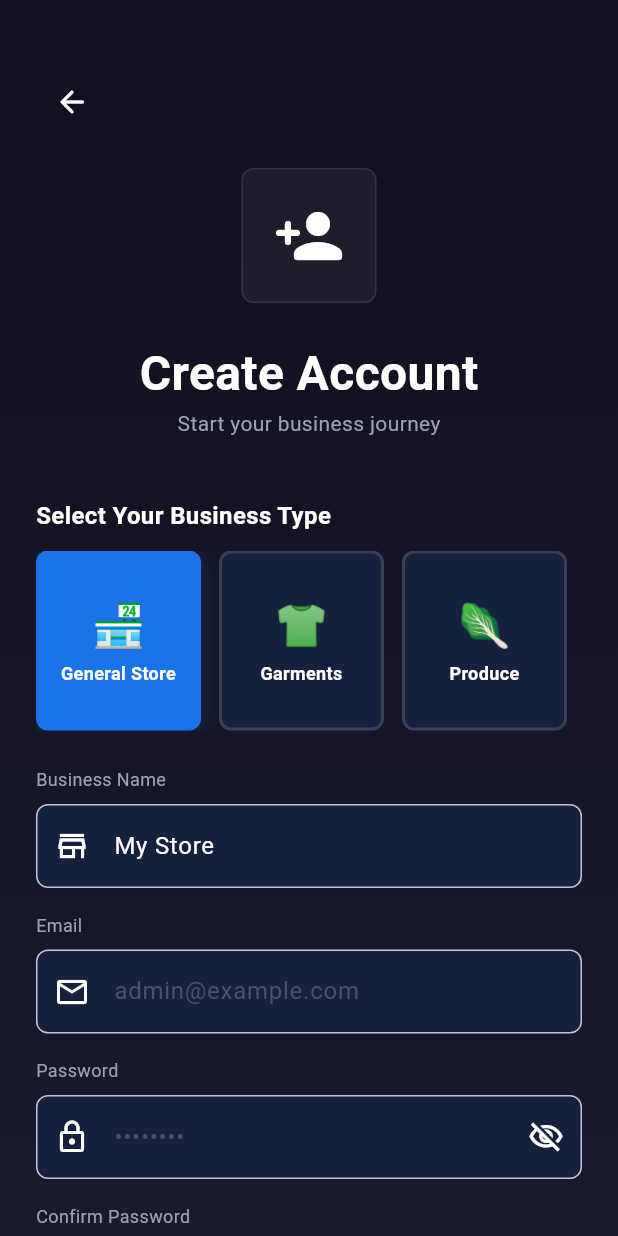
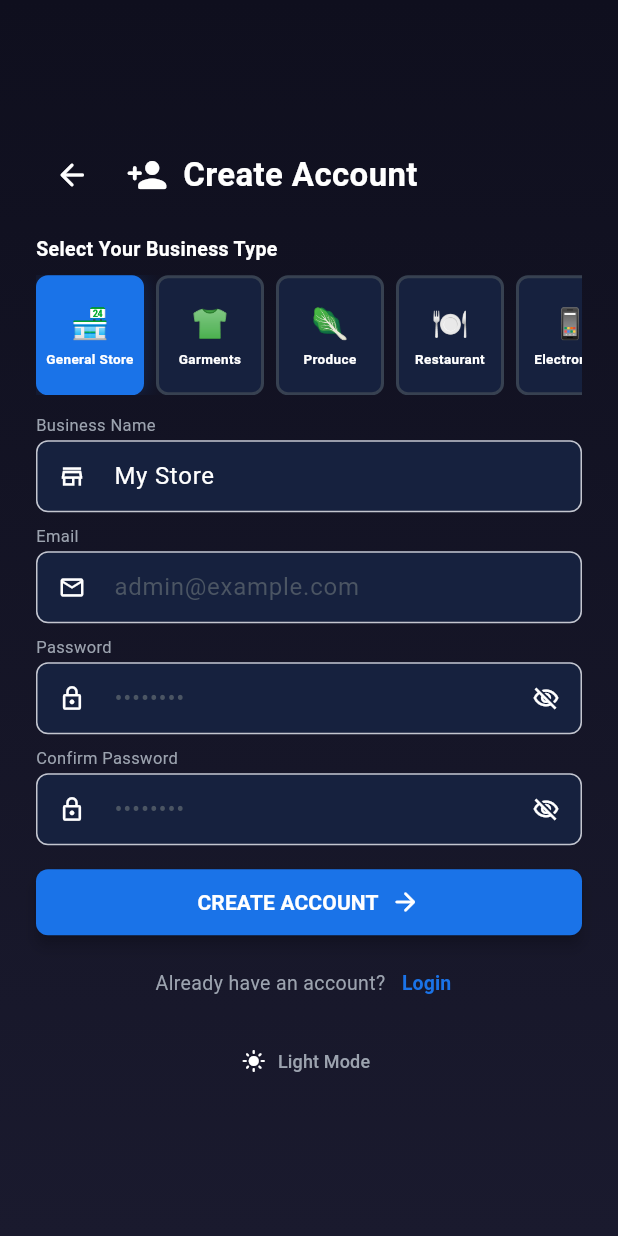
Before and after one commit to nabeer72/khalid-shanwarii, a Flutter app: the screen it shows after launch, after a tap on "Create Account", on a phone screen of 412 x 824 dp. Run offline on Flutter 3.47's test engine with Material 3 defaults, Android fonts, the phone set to English and light mode, and no system bars; our stand-ins replace audioplayers, dio, flutter_secure_storage, internet_connection_checker, pdf, printing and 2 more; missing offline and left inert: mobile_scanner, shake; accounts and stored records are empty.

Commit message:
ui fixes

```diff
--- a/lib/screens/login_screen.dart
+++ b/lib/screens/login_screen.dart
@@ -198,12 +198,32 @@ class _LoginScreenState extends State<LoginScreen>
       return;
     }
 
-    setState(() => _loading = true);
-    print('⏳ [LOGIN] Loading state set to true');
-
     final email = _emailCtrl.text.trim();
     final password = _passCtrl.text.trim();
     final cleanEmail = email.toLowerCase();
+
+    // Email Validation
+    final emailRegex = RegExp(r'^[\w-\.]+@([\w-]+\.)+[\w-]{2,4}$');
+    if (email.isEmpty || !emailRegex.hasMatch(email)) {
+      if (mounted) {
+        ScaffoldMessenger.of(context).showSnackBar(SnackBar(
+            content: Text('Please enter a valid email address'),
+            backgroundColor: ThemeProvider.error));
+      }
+      return;
+    }
+
+    if (password.isEmpty) {
+      if (mounted) {
+        ScaffoldMessenger.of(context).showSnackBar(SnackBar(
+            content: Text('Please enter your password'),
+            backgroundColor: ThemeProvider.error));
+      }
+      return;
+    }
+
+    setState(() => _loading = true);
+    print('⏳ [LOGIN] Loading state set to true');
 
     try {
       // First, try local authentication (for offline signup users)
@@ -441,57 +461,51 @@ class _LoginScreenState extends State<LoginScreen>
             child: SafeArea(
               child: FadeTransition(
                 opacity: _fadeAnim,
-                child: Center(
-                  child: SingleChildScrollView(
-                    padding: const EdgeInsets.symmetric(horizontal: 24, vertical: 40),
+                child: Padding(
+                  padding: const EdgeInsets.symmetric(horizontal: 24, vertical: 16),
                   child: Center(
                     child: ConstrainedBox(
-                        constraints: const BoxConstraints(maxWidth: 480),
+                      constraints: const BoxConstraints(maxWidth: 400),
                       child: Column(
                         mainAxisAlignment: MainAxisAlignment.center,
                         crossAxisAlignment: CrossAxisAlignment.start,
                         children: [
-                            // Logo Section
+                          // Logo Section - compact row
                           Center(
                             child: Column(
                               children: [
-                                  Container(
-                                    padding: const EdgeInsets.all(24),
-                                    decoration: BoxDecoration(
-                                      color: theme.isDark
-                                          ? Colors.white.withOpacity(0.05)
-                                          : Colors.black.withOpacity(0.05),
-                                      borderRadius: BorderRadius.circular(ThemeProvider.radiusCard),
-                                      border: Border.all(
-                                          color: theme.iconColor.withOpacity(0.1)),
-                                    ),
-                                    child: Icon(Icons.store_rounded,
-                                        color: theme.iconColor, size: 52),
-                                  ),
-                                  const SizedBox(height: 20),
+                                Row(
+                                  mainAxisAlignment: MainAxisAlignment.center,
+                                  children: [
+                                    Icon(Icons.store_rounded,
+                                        color: theme.iconColor, size: 32),
+                                    const SizedBox(width: 12),
                                     Text(
                                       'SATA POS',
                                       style: TextStyle(
-                                      fontSize: 36,
+                                        fontSize: 26,
                                         fontWeight: FontWeight.w900,
                                         color: theme.textPrimary,
                                         letterSpacing: 1.5,
                                       ),
                                     ),
+                                  ],
+                                ),
+                                const SizedBox(height: 4),
                                 Text(
                                   'Premium Point of Sale',
                                   style: TextStyle(
                                     color: theme.textSecondary.withOpacity(0.8),
-                                      fontSize: 14,
+                                    fontSize: 12,
                                     fontWeight: FontWeight.w500,
                                     letterSpacing: 1.0,
                                   ),
                                 ),
                                 if (kIsWeb)
                                   Container(
-                                      margin: const EdgeInsets.only(top: 12),
+                                    margin: const EdgeInsets.only(top: 8),
                                     padding: const EdgeInsets.symmetric(
-                                          horizontal: 14, vertical: 6),
+                                        horizontal: 12, vertical: 4),
                                     decoration: BoxDecoration(
                                       color: ThemeProvider.warning.withOpacity(0.15),
                                       borderRadius: BorderRadius.circular(ThemeProvider.radiusList),
@@ -503,7 +517,7 @@ class _LoginScreenState extends State<LoginScreen>
                                       'WEB DEMO MODE',
                                       style: TextStyle(
                                         color: ThemeProvider.warning,
-                                          fontSize: 12,
+                                        fontSize: 11,
                                         fontWeight: FontWeight.bold,
                                         letterSpacing: 1.0,
                                       ),
@@ -512,7 +526,7 @@ class _LoginScreenState extends State<LoginScreen>
                               ],
                             ),
                           ),
-                          const SizedBox(height: 32),
+                          const SizedBox(height: 20),
 
                         // Saved Accounts Display
                         if (_savedAccounts.isNotEmpty && !_showLoginForm) ...[
@@ -606,7 +620,7 @@ class _LoginScreenState extends State<LoginScreen>
                         // Login Card or Toggle Button
                         if (_showLoginForm) ...[
                           Container(
-                            padding: const EdgeInsets.all(24),
+                            padding: const EdgeInsets.all(16),
                             decoration: theme.glassDecoration,
                             child: Column(
                               crossAxisAlignment: CrossAxisAlignment.start,
@@ -615,12 +629,12 @@ class _LoginScreenState extends State<LoginScreen>
                                 'SIGN IN',
                                 style: TextStyle(
                                   color: theme.textSecondary,
-                                  fontSize: 13,
+                                  fontSize: 12,
                                   fontWeight: FontWeight.w800,
                                   letterSpacing: 2.0,
                                 ),
                               ),
-                              const SizedBox(height: 24),
+                              const SizedBox(height: 12),
 
                               if (!kIsWeb) ...[
                                 TextFormField(
@@ -631,7 +645,7 @@ class _LoginScreenState extends State<LoginScreen>
                                   decoration: theme.glassInputDecoration(
                                       'Email Address', Icons.email_outlined),
                                 ),
-                                const SizedBox(height: 20),
+                                const SizedBox(height: 12),
                                 TextFormField(
                                   controller: _passCtrl,
                                   obscureText: _obscurePassword,
@@ -656,7 +670,7 @@ class _LoginScreenState extends State<LoginScreen>
                                         ),
                                       ),
                                 ),
-                                  const SizedBox(height: 20),
+                                  const SizedBox(height: 10),
                                   Row(
                                     children: [
                                       SizedBox(
@@ -687,11 +701,11 @@ class _LoginScreenState extends State<LoginScreen>
                                   ),
                               ],
 
-                              const SizedBox(height: 16),
+                              const SizedBox(height: 12),
 
                               SizedBox(
                                 width: double.infinity,
-                                height: 60,
+                                height: 44,
                                 child: ElevatedButton(
                                   onPressed: _loading ? null : _login,
                                   style: ElevatedButton.styleFrom(
@@ -748,7 +762,7 @@ class _LoginScreenState extends State<LoginScreen>
                           ),
                         ],
 
-                        const SizedBox(height: 32),
+                        const SizedBox(height: 12),
 
                         // Footer Section
                         if (!kIsWeb)
@@ -826,7 +840,6 @@ class _LoginScreenState extends State<LoginScreen>
           ),
         ),
       ),
-    ),
           if (_loading)
             Container(
               color: Colors.black.withOpacity(0.3),
--- a/lib/screens/signup_screen.dart
+++ b/lib/screens/signup_screen.dart
@@ -92,8 +92,16 @@ class _SignupScreenState extends State<SignupScreen>
       _showError('Please enter a business name');
       return;
     }
-    if (_emailCtrl.text.isEmpty) {
+
+    final email = _emailCtrl.text.trim();
+    if (email.isEmpty) {
       _showError('Please enter an email');
+      return;
+    }
+
+    final emailRegex = RegExp(r'^[\w-\.]+@([\w-]+\.)+[\w-]{2,4}$');
+    if (!emailRegex.hasMatch(email)) {
+      _showError('Please enter a valid email address');
       return;
     }
     if (_passCtrl.text.isEmpty) {
@@ -354,60 +362,48 @@ class _SignupScreenState extends State<SignupScreen>
           SafeArea(
             child: FadeTransition(
               opacity: _fadeAnim,
-              child: SingleChildScrollView(
-                padding: const EdgeInsets.all(24),
+              child: Padding(
+                padding: const EdgeInsets.symmetric(horizontal: 24, vertical: 8),
                 child: Center(
                   child: ConstrainedBox(
-                    constraints: const BoxConstraints(maxWidth: 480),
+                    constraints: const BoxConstraints(maxWidth: 400),
                     child: Column(
+                      mainAxisAlignment: MainAxisAlignment.center,
                       crossAxisAlignment: CrossAxisAlignment.start,
                       children: [
-                        const SizedBox(height: 20),
-                        // Back button
-                        IconButton(
-                          onPressed: () => Navigator.of(context).pop(),
-                          icon: Icon(Icons.arrow_back_rounded,
-                              color: theme.iconColor),
+                        // Header row with back button and title
+                        Row(
+                          children: [
+                            IconButton(
+                              onPressed: () => Navigator.of(context).pop(),
+                              icon: Icon(Icons.arrow_back_rounded,
+                                  color: theme.iconColor),
+                              padding: EdgeInsets.zero,
+                              constraints: const BoxConstraints(),
+                            ),
+                            const SizedBox(width: 12),
+                            Icon(Icons.person_add_rounded,
+                                color: theme.iconColor, size: 28),
+                            const SizedBox(width: 10),
+                            Text('Create Account',
+                                style: TextStyle(
+                                    fontSize: 22,
+                                    fontWeight: FontWeight.bold,
+                                    color: theme.textPrimary)),
+                          ],
                         ),
-                        const SizedBox(height: 20),
-                        // Logo
-                        Center(
-                          child: Container(
-                            padding: const EdgeInsets.all(20),
-                            decoration: BoxDecoration(
-                              color: theme.isDark
-                                  ? Colors.white.withOpacity(0.05)
-                                  : Colors.black.withOpacity(0.05),
-                              borderRadius: BorderRadius.circular(ThemeProvider.radiusCard),
-                              border: Border.all(
-                                  color: theme.iconColor.withOpacity(0.1)),
-                            ),
-                            child: Icon(Icons.person_add_rounded,
-                                color: theme.iconColor, size: 48),
-                          ),
-                        ),
-                        const SizedBox(height: 24),
-                        Center(
-                            child: Text('Create Account',
-                                style: TextStyle(
-                                    fontSize: 32,
-                                    fontWeight: FontWeight.bold,
-                                    color: theme.textPrimary))),
-                        Center(
-                            child: Text('Start your business journey',
-                                style: TextStyle(color: theme.textSecondary))),
 
-                        const SizedBox(height: 40),
+                        const SizedBox(height: 16),
 
                         // Business Type Selection
                         Text('Select Your Business Type',
                             style: TextStyle(
                                 color: theme.textPrimary,
-                                fontSize: 16,
+                                fontSize: 13,
                                 fontWeight: FontWeight.bold)),
-                        const SizedBox(height: 12),
+                        const SizedBox(height: 8),
                         SizedBox(
-                          height: 120,
+                          height: 80,
                           child: ListView.builder(
                             scrollDirection: Axis.horizontal,
                             itemCount: _businessTypes.length,
@@ -425,9 +421,9 @@ class _SignupScreenState extends State<SignupScreen>
                                 },
                                 child: AnimatedContainer(
                                   duration: const Duration(milliseconds: 200),
-                                  width: 110,
-                                  margin: const EdgeInsets.only(right: 12),
-                                  padding: const EdgeInsets.symmetric(horizontal: 10, vertical: 8),
+                                  width: 72,
+                                  margin: const EdgeInsets.only(right: 8),
+                                  padding: const EdgeInsets.symmetric(horizontal: 4, vertical: 6),
                                   decoration: BoxDecoration(
                                     color: selected
                                         ? ThemeProvider.businessColors[bt['id']]
@@ -453,14 +449,14 @@ class _SignupScreenState extends State<SignupScreen>
                                     mainAxisAlignment: MainAxisAlignment.center,
                                     children: [
                                       Text(bt['icon'],
-                                          style: const TextStyle(fontSize: 28)),
-                                      const SizedBox(height: 4),
+                                          style: const TextStyle(fontSize: 20)),
+                                      const SizedBox(height: 2),
                                       Text(bt['name'],
                                           style: TextStyle(
                                               color: selected
                                                   ? Colors.white
                                                   : theme.textPrimary,
-                                              fontSize: 12,
+                                              fontSize: 9,
                                               fontWeight: FontWeight.w600),
                                           textAlign: TextAlign.center),
                                     ],
@@ -471,17 +467,19 @@ class _SignupScreenState extends State<SignupScreen>
                           ),
                         ),
 
-                        const SizedBox(height: 24),
+                        const SizedBox(height: 12),
 
                         // Business Name
                         Text('Business Name',
                             style: TextStyle(
-                                color: theme.textSecondary, fontSize: 12)),
-                        const SizedBox(height: 8),
+                                color: theme.textSecondary, fontSize: 11)),
+                        const SizedBox(height: 2),
                         TextField(
                           controller: _businessNameCtrl,
                           style: TextStyle(color: theme.textPrimary),
                           decoration: InputDecoration(
+                            contentPadding: const EdgeInsets.symmetric(horizontal: 12, vertical: 10),
+                            isDense: true,
                             hintText: 'Enter your business name',
                             hintStyle: TextStyle(color: theme.textHint),
                             prefixIcon: Icon(Icons.store_outlined,
@@ -504,18 +502,20 @@ class _SignupScreenState extends State<SignupScreen>
                           ),
                         ),
 
-                        const SizedBox(height: 16),
+                        const SizedBox(height: 8),
 
                         // Email
                         Text('Email',
                             style: TextStyle(
-                                color: theme.textSecondary, fontSize: 12)),
-                        const SizedBox(height: 8),
+                                color: theme.textSecondary, fontSize: 11)),
+                        const SizedBox(height: 2),
                         TextField(
                           controller: _emailCtrl,
                           keyboardType: TextInputType.emailAddress,
                           style: TextStyle(color: theme.textPrimary),
                           decoration: InputDecoration(
+                            contentPadding: const EdgeInsets.symmetric(horizontal: 12, vertical: 10),
+                            isDense: true,
                             hintText: 'admin@example.com',
                             hintStyle: TextStyle(color: theme.textHint),
                             prefixIcon: Icon(Icons.email_outlined,
@@ -538,18 +538,20 @@ class _SignupScreenState extends State<SignupScreen>
                           ),
                         ),
 
-                        const SizedBox(height: 16),
+                        const SizedBox(height: 8),
 
                         // Password
                         Text('Password',
                             style: TextStyle(
-                                color: theme.textSecondary, fontSize: 12)),
-                        const SizedBox(height: 8),
+                                color: theme.textSecondary, fontSize: 11)),
+                        const SizedBox(height: 2),
                         TextField(
                           controller: _passCtrl,
                           obscureText: _obscurePassword,
                           style: TextStyle(color: theme.textPrimary),
                           decoration: InputDecoration(
+                            contentPadding: const EdgeInsets.symmetric(horizontal: 12, vertical: 10),
+                            isDense: true,
                             hintText: '••••••••',
                             hintStyle: TextStyle(color: theme.textHint),
                             prefixIcon: Icon(Icons.lock_outlined,
@@ -582,18 +584,20 @@ class _SignupScreenState extends State<SignupScreen>
                           ),
                         ),
 
-                        const SizedBox(height: 16),
+                        const SizedBox(height: 8),
 
                         // Confirm Password
                         Text('Confirm Password',
                             style: TextStyle(
-                                color: theme.textSecondary, fontSize: 12)),
-                        const SizedBox(height: 8),
+                                color: theme.textSecondary, fontSize: 11)),
+                        const SizedBox(height: 2),
                         TextField(
                           controller: _confirmPassCtrl,
                           obscureText: _obscureConfirmPassword,
                           style: TextStyle(color: theme.textPrimary),
                           decoration: InputDecoration(
+                            contentPadding: const EdgeInsets.symmetric(horizontal: 12, vertical: 10),
+                            isDense: true,
                             hintText: '••••••••',
                             hintStyle: TextStyle(color: theme.textHint),
                             prefixIcon: Icon(Icons.lock_outlined,
@@ -627,12 +631,12 @@ class _SignupScreenState extends State<SignupScreen>
                           ),
                         ),
 
-                        const SizedBox(height: 32),
+                        const SizedBox(height: 16),
 
                         // Signup Button
                         SizedBox(
                           width: double.infinity,
-                          height: 56,
+                          height: 44,
                           child: _loading
                               ? Center(
                                   child: CircularProgressIndicator(
@@ -653,16 +657,16 @@ class _SignupScreenState extends State<SignupScreen>
                                     children: const [
                                       Text('CREATE ACCOUNT',
                                           style: TextStyle(
-                                              fontSize: 16,
+                                              fontSize: 14,
                                               fontWeight: FontWeight.bold)),
                                       SizedBox(width: 8),
-                                      Icon(Icons.arrow_forward_rounded),
+                                      Icon(Icons.arrow_forward_rounded, size: 20),
                                     ],
                                   ),
                                 ),
                         ),
 
-                        const SizedBox(height: 24),
+                        const SizedBox(height: 8),
 
                         // Login link
                         Center(
@@ -670,7 +674,7 @@ class _SignupScreenState extends State<SignupScreen>
                             mainAxisAlignment: MainAxisAlignment.center,
                             children: [
                               Text('Already have an account? ',
-                                  style: TextStyle(color: theme.textSecondary)),
+                                  style: TextStyle(color: theme.textSecondary, fontSize: 13)),
                               TextButton(
                                 onPressed: () => Navigator.of(context).pop(),
                                 style: TextButton.styleFrom(
@@ -680,13 +684,14 @@ class _SignupScreenState extends State<SignupScreen>
                                     style: TextStyle(
                                         color: ThemeProvider.businessColors[
                                             _selectedBusinessType],
-                                        fontWeight: FontWeight.bold)),
+                                        fontWeight: FontWeight.bold,
+                                        fontSize: 13)),
                               ),
                             ],
                           ),
                         ),
 
-                        const SizedBox(height: 16),
+                        const SizedBox(height: 4),
 
                         // Theme toggle
                         Center(
@@ -698,10 +703,10 @@ class _SignupScreenState extends State<SignupScreen>
                                     ? Icons.light_mode_rounded
                                     : Icons.dark_mode_rounded,
                                 color: theme.iconColor,
-                                size: 18),
+                                size: 16),
                             label: Text(
                                 theme.isDark ? 'Light Mode' : 'Dark Mode',
-                                style: TextStyle(color: theme.textSecondary)),
+                                style: TextStyle(color: theme.textSecondary, fontSize: 12)),
                           ),
                         ),
                       ],
```
Lines whose indentation alone changed are shown as unchanged.
